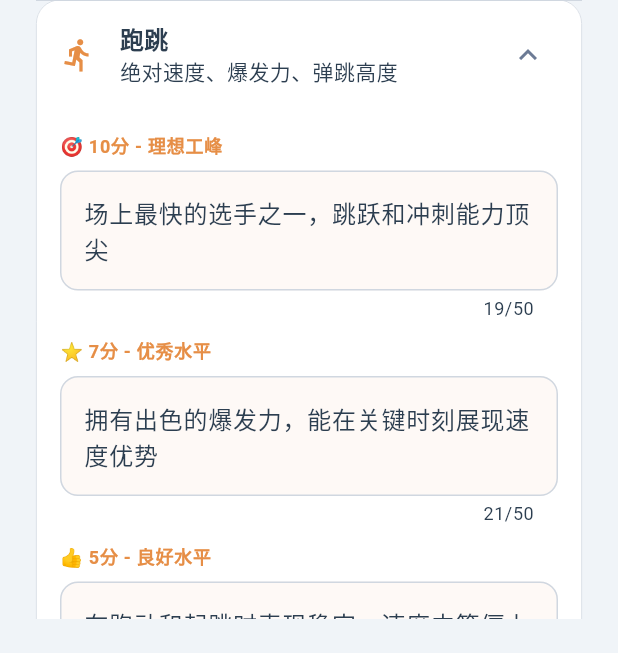
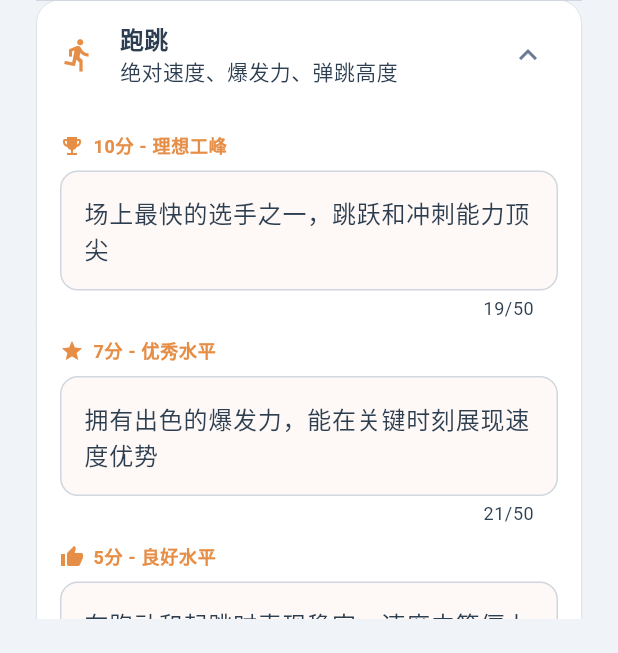
Before and after one commit to qwethg/um-qoder, a Flutter app: the GoalSettingScreen screen opened by its route, after a tap on "跑跳", on a phone screen of 412 x 824 dp. Shown: the part 347-1000 px from the top of the screen. Run offline on Flutter 3.47's test engine with Material 3 defaults, Android fonts, the phone set to English and light mode, and no system bars; our stand-ins replace go_router, hive, hive_flutter; accounts and stored records are empty; Roboto replaces fonts that are missing (LXGWWenKaiGBLite).

Commit message:
refactor: 完成图标系统替换
替换表情符号为Material Icons:
- goal_setting_screen.dart: emoji_events, star, thumb_up, local_florist
- history_screen.dart: bar_chart, directions_run, visibility, build, favorite
- settings_screen.dart: sports

优化:
- 图标颜色跟随主题色
- 统一图标大小和样式
- 提升视觉一致性

```diff
--- a/lib/screens/assessment/goal_setting_screen.dart
+++ b/lib/screens/assessment/goal_setting_screen.dart
@@ -157,16 +157,16 @@ class _GoalSettingScreenState extends State<GoalSettingScreen> {
               crossAxisAlignment: CrossAxisAlignment.start,
               children: [
                 // 10分
-                _buildScoreField(context, ability.id, 10, '🎯 10分 - 理想工峰', color),
+                _buildScoreField(context, ability.id, 10, '10分 - 理想工峰', color, Icons.emoji_events),
                 const SizedBox(height: 12),
                 // 7分
-                _buildScoreField(context, ability.id, 7, '⭐ 7分 - 优秀水平', color),
+                _buildScoreField(context, ability.id, 7, '7分 - 优秀水平', color, Icons.star),
                 const SizedBox(height: 12),
                 // 5分
-                _buildScoreField(context, ability.id, 5, '👍 5分 - 良好水平', color),
+                _buildScoreField(context, ability.id, 5, '5分 - 良好水平', color, Icons.thumb_up),
                 const SizedBox(height: 12),
                 // 3分
-                _buildScoreField(context, ability.id, 3, '🌱 3分 - 基础水平', color),
+                _buildScoreField(context, ability.id, 3, '3分 - 基础水平', color, Icons.local_florist),
               ],
             ),
           ),
@@ -182,16 +182,23 @@ class _GoalSettingScreenState extends State<GoalSettingScreen> {
     int score,
     String label,
     Color color,
+    IconData icon,
   ) {
     return Column(
       crossAxisAlignment: CrossAxisAlignment.start,
       children: [
+        Row(
+          children: [
+            Icon(icon, size: 16, color: color),
+            const SizedBox(width: 6),
             Text(
               label,
               style: Theme.of(context).textTheme.labelMedium?.copyWith(
                 color: color,
                 fontWeight: FontWeight.bold,
               ),
+            ),
+          ],
         ),
         const SizedBox(height: 8),
         TextField(
```
Lines whose indentation alone changed are shown as unchanged.
